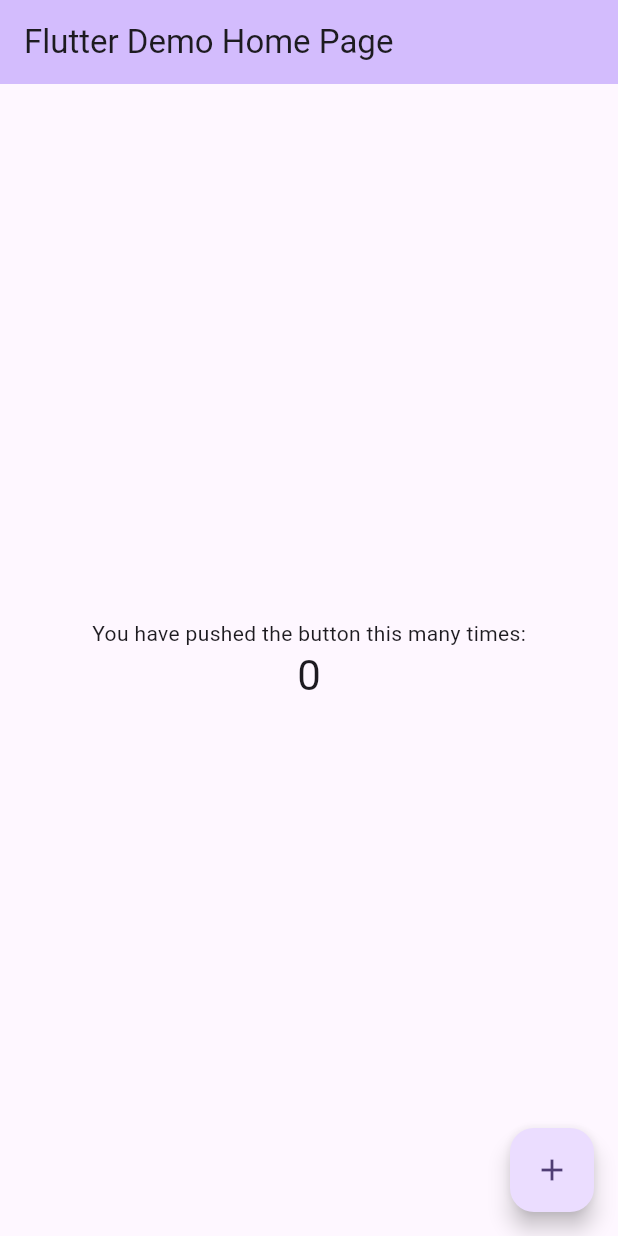
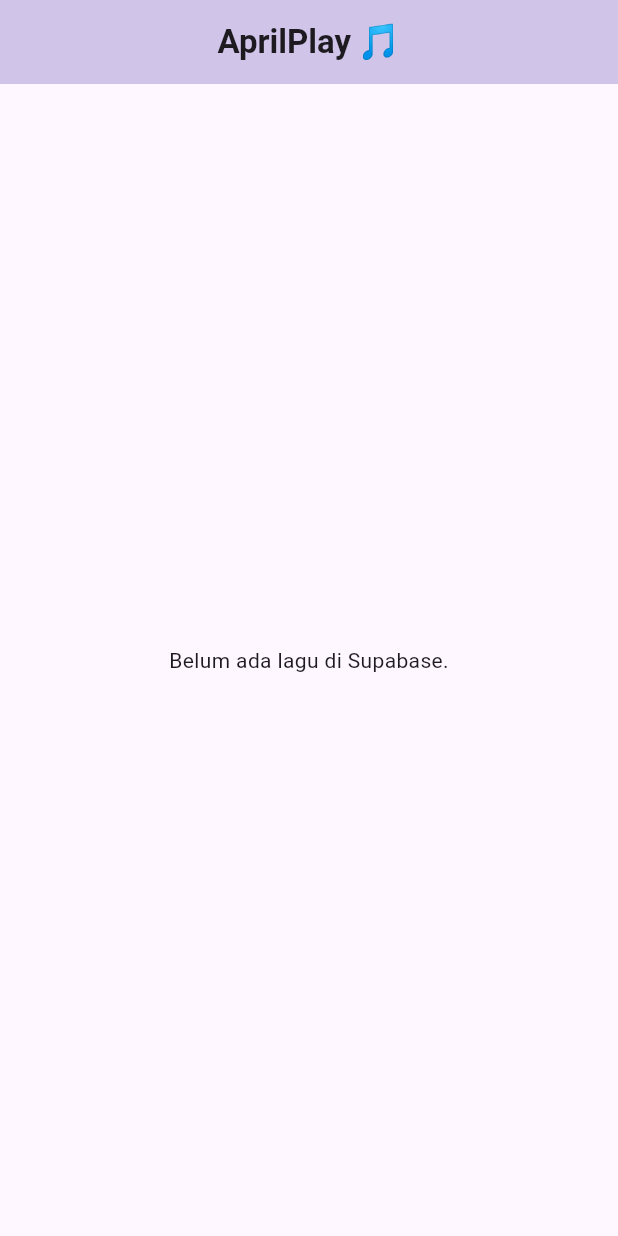
Before and after one commit to aprillanurindahz/aprilplay, a Flutter app: the screen it shows after launch, on a phone screen of 412 x 824 dp. Run offline on Flutter 3.47's test engine with Material 3 defaults, Android fonts, the light colour scheme and no system bars; our stand-ins replace flutter_riverpod, freezed_annotation, riverpod_annotation, sizer, supabase_flutter; accounts and stored records are empty; generated files the repository leaves out were written again.

Commit message:
editing home_screen.dart

```diff
--- /dev/null
+++ b/lib/core/constants/app_constants.dart
@@ -0,0 +1,6 @@
+class AppConstants {
+  static const String supabaseUrl = 'https://zmqkxfytkdrramhsjdri.supabase.co';
+
+  static const String supabaseAnonKey =
+      'eyJhbGciOiJIUzI1NiIsInR5cCI6IkpXVCJ9.eyJpc3MiOiJzdXBhYmFzZSIsInJlZiI6InptcWt4Znl0a2RycmFtaHNqZHJpIiwicm9sZSI6ImFub24iLCJpYXQiOjE3NjgzNjIxMzYsImV4cCI6MjA4MzkzODEzNn0.XyhQwDehHobslm4bvHkXXFlGgBdN5YAH1rRpbRQ4vtc';
+}
--- /dev/null
+++ b/lib/features/music/presentation/screens/home_screen.dart
@@ -0,0 +1,64 @@
+import 'package:flutter/material.dart';
+import 'package:flutter_riverpod/flutter_riverpod.dart';
+import '../providers/song_provider.dart';
+
+class HomeScreen extends ConsumerWidget {
+  const HomeScreen({super.key});
+
+  @override
+  Widget build(BuildContext context, WidgetRef ref) {
+    // 1. Minta data ke Provider (Si Pelayan)
+    final songsAsync = ref.watch(songsProvider);
+
+    return Scaffold(
+      appBar: AppBar(
+        title: const Text('AprilPlay 🎵',
+            style: TextStyle(fontWeight: FontWeight.bold)),
+        centerTitle: true,
+        backgroundColor: Colors.deepPurple.shade100,
+      ),
+      body: songsAsync.when(
+        // A. JIKA DATA ADA (SUKSES)
+        data: (songs) {
+          if (songs.isEmpty) {
+            return const Center(child: Text("Belum ada lagu di Supabase."));
+          }
+          return ListView.builder(
+            itemCount: songs.length,
+            padding: const EdgeInsets.all(10),
+            itemBuilder: (context, index) {
+              final song = songs[index];
+              return Card(
+                elevation: 2,
+                margin: const EdgeInsets.only(bottom: 10),
+                child: ListTile(
+                  leading: CircleAvatar(
+                    backgroundImage: song.coverUrl != null
+                        ? NetworkImage(song.coverUrl!)
+                        : null,
+                    child: song.coverUrl == null
+                        ? const Icon(Icons.music_note)
+                        : null,
+                  ),
+                  title: Text(song.title,
+                      style: const TextStyle(fontWeight: FontWeight.bold)),
+                  subtitle: Text(song.artist),
+                  trailing: const Icon(Icons.play_circle_fill,
+                      color: Colors.deepPurple, size: 32),
+                  onTap: () {
+                    ScaffoldMessenger.of(context).showSnackBar(
+                        SnackBar(content: Text("Memutar: ${song.title}")));
+                  },
+                ),
+              );
+            },
+          );
+        },
+        // B. JIKA SEDANG LOADING
+        loading: () => const Center(child: CircularProgressIndicator()),
+        // C. JIKA ERROR
+        error: (err, stack) => Center(child: Text('Error: $err')),
+      ),
+    );
+  }
+}
--- a/lib/main.dart
+++ b/lib/main.dart
@@ -1,122 +1,38 @@
 import 'package:flutter/material.dart';
+import 'package:flutter_riverpod/flutter_riverpod.dart';
+import 'package:sizer/sizer.dart';
+import 'package:supabase_flutter/supabase_flutter.dart';
+import 'core/constants/app_constants.dart';
 
-void main() {
-  runApp(const MyApp());
+import 'features/music/presentation/screens/home_screen.dart';
+
+void main() async {
+  WidgetsFlutterBinding.ensureInitialized();
+
+  await Supabase.initialize(
+    url: AppConstants.supabaseUrl,
+    anonKey: AppConstants.supabaseAnonKey,
+  );
+
+  runApp(const ProviderScope(child: MyApp()));
 }
 
 class MyApp extends StatelessWidget {
   const MyApp({super.key});
-
-  // This widget is the root of your application.
   @override
   Widget build(BuildContext context) {
-    return MaterialApp(
-      title: 'Flutter Demo',
-      theme: ThemeData(
-        // This is the theme of your application.
-        //
-        // TRY THIS: Try running your application with "flutter run". You'll see
-        // the application has a purple toolbar. Then, without quitting the app,
-        // try changing the seedColor in the colorScheme below to Colors.green
-        // and then invoke "hot reload" (save your changes or press the "hot
-        // reload" button in a Flutter-supported IDE, or press "r" if you used
-        // the command line to start the app).
-        //
-        // Notice that the counter didn't reset back to zero; the application
-        // state is not lost during the reload. To reset the state, use hot
-        // restart instead.
-        //
-        // This works for code too, not just values: Most code changes can be
-        // tested with just a hot reload.
-        colorScheme: ColorScheme.fromSeed(seedColor: Colors.deepPurple),
-      ),
-      home: const MyHomePage(title: 'Flutter Demo Home Page'),
+    return Sizer(
+      builder: (context, orientation, deviceType) {
+        return MaterialApp(
+          debugShowCheckedModeBanner: false,
+          title: 'AprilPlay',
+          theme: ThemeData(
+            useMaterial3: true,
+            colorScheme: ColorScheme.fromSeed(seedColor: Colors.deepPurple),
+          ),
+          home: const HomeScreen(),
+        );
+      },
     );
   }
 }
-
-class MyHomePage extends StatefulWidget {
-  const MyHomePage({super.key, required this.title});
-
-  // This widget is the home page of your application. It is stateful, meaning
-  // that it has a State object (defined below) that contains fields that affect
-  // how it looks.
-
-  // This class is the configuration for the state. It holds the values (in this
-  // case the title) provided by the parent (in this case the App widget) and
-  // used by the build method of the State. Fields in a Widget subclass are
-  // always marked "final".
-
-  final String title;
-
-  @override
-  State<MyHomePage> createState() => _MyHomePageState();
-}
-
-class _MyHomePageState extends State<MyHomePage> {
-  int _counter = 0;
-
-  void _incrementCounter() {
-    setState(() {
-      // This call to setState tells the Flutter framework that something has
-      // changed in this State, which causes it to rerun the build method below
-      // so that the display can reflect the updated values. If we changed
-      // _counter without calling setState(), then the build method would not be
-      // called again, and so nothing would appear to happen.
-      _counter++;
-    });
-  }
-
-  @override
-  Widget build(BuildContext context) {
-    // This method is rerun every time setState is called, for instance as done
-    // by the _incrementCounter method above.
-    //
-    // The Flutter framework has been optimized to make rerunning build methods
-    // fast, so that you can just rebuild anything that needs updating rather
-    // than having to individually change instances of widgets.
-    return Scaffold(
-      appBar: AppBar(
-        // TRY THIS: Try changing the color here to a specific color (to
-        // Colors.amber, perhaps?) and trigger a hot reload to see the AppBar
-        // change color while the other colors stay the same.
-        backgroundColor: Theme.of(context).colorScheme.inversePrimary,
-        // Here we take the value from the MyHomePage object that was created by
-        // the App.build method, and use it to set our appbar title.
-        title: Text(widget.title),
-      ),
-      body: Center(
-        // Center is a layout widget. It takes a single child and positions it
-        // in the middle of the parent.
-        child: Column(
-          // Column is also a layout widget. It takes a list of children and
-          // arranges them vertically. By default, it sizes itself to fit its
-          // children horizontally, and tries to be as tall as its parent.
-          //
-          // Column has various properties to control how it sizes itself and
-          // how it positions its children. Here we use mainAxisAlignment to
-          // center the children vertically; the main axis here is the vertical
-          // axis because Columns are vertical (the cross axis would be
-          // horizontal).
-          //
-          // TRY THIS: Invoke "debug painting" (choose the "Toggle Debug Paint"
-          // action in the IDE, or press "p" in the console), to see the
-          // wireframe for each widget.
-          mainAxisAlignment: MainAxisAlignment.center,
-          children: <Widget>[
-            const Text('You have pushed the button this many times:'),
-            Text(
-              '$_counter',
-              style: Theme.of(context).textTheme.headlineMedium,
-            ),
-          ],
-        ),
-      ),
-      floatingActionButton: FloatingActionButton(
-        onPressed: _incrementCounter,
-        tooltip: 'Increment',
-        child: const Icon(Icons.add),
-      ), // This trailing comma makes auto-formatting nicer for build methods.
-    );
-  }
-}
```
Also changed, not shown: lib/features/music/data/models/song_model.dart (added, +19 -0 lines), lib/features/music/data/repositories/song_repository.dart (added, +26 -0 lines), lib/features/music/presentation/providers/song_provider.dart (added, +12 -0 lines), pubspec.yaml (+22 -71 lines), lib/features/music/data/models/song_model.freezed.dart (added), lib/features/music/data/models/song_model.g.dart (added), lib/features/music/data/repositories/song_repository.g.dart (added), lib/features/music/presentation/providers/song_provider.g.dart (added), pubspec.lock, 5 other files.
